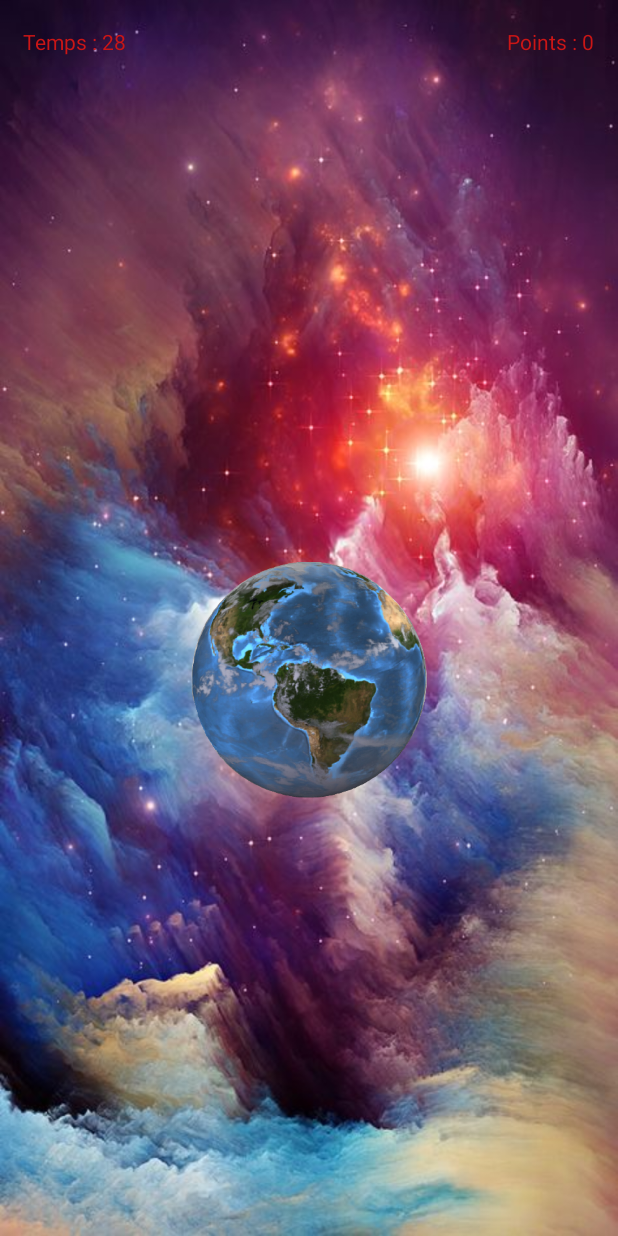
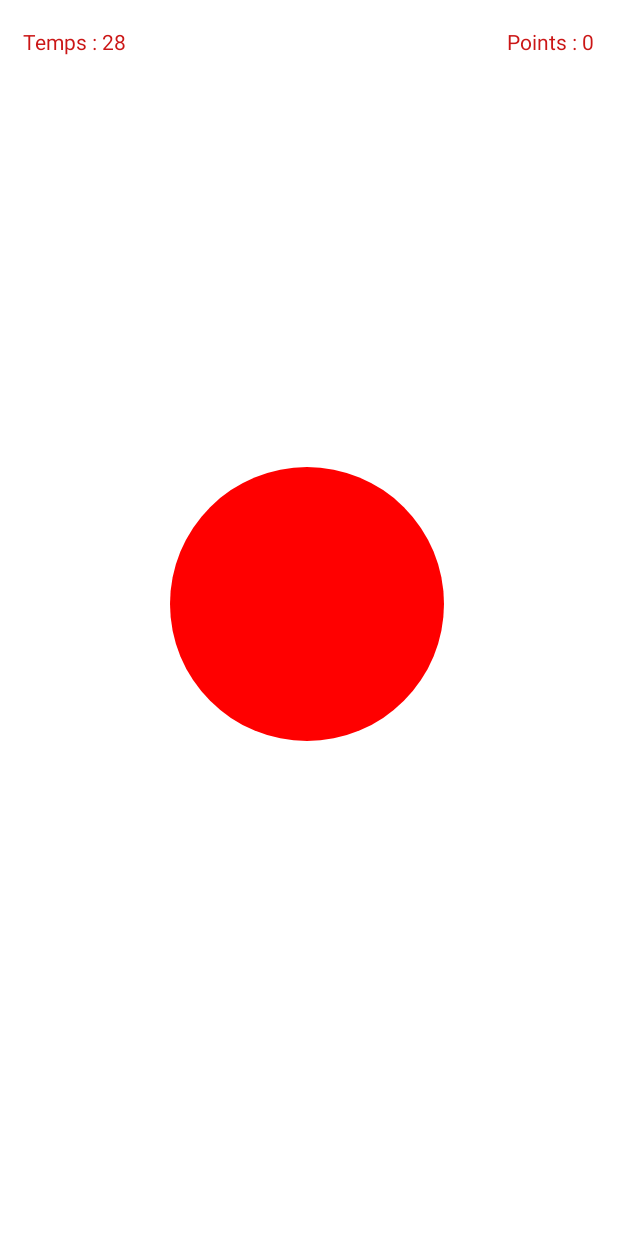
Before and after one commit to ETS-Android3/Android_Clicker, an Android app: the screen it shows after launch (ClickerActivity), after a tap on "CLICKER", on a phone screen of 412 x 824 dp. Run offline under Robolectric (Android 15) with nearby library versions, the phone set to English and light mode, and no system bars.

Commit message:
-Ajout d'un theme galaxie -Modification du switch du theme en bouton -Petites corrections

```diff
--- a/app/src/main/java/fr/boubix/premiertest/ClickerActivity.java
+++ b/app/src/main/java/fr/boubix/premiertest/ClickerActivity.java
@@ -3,6 +3,7 @@ package fr.boubix.premiertest;
 import androidx.appcompat.app.AppCompatActivity;
 
 import android.content.Intent;
+import android.graphics.Color;
 import android.media.MediaPlayer;
 import android.os.Bundle;
 import android.os.CountDownTimer;
@@ -27,6 +28,9 @@ public class ClickerActivity extends AppCompatActivity {
     private int counter;
     private String soundCheck;
     private boolean quit = false;
+    private int colorId;
+    private String color;
+    private View view;
 
     @Override
     protected void onCreate(Bundle savedInstanceState) {
@@ -37,6 +41,7 @@ public class ClickerActivity extends AppCompatActivity {
         this.cookie = (ImageView) findViewById(R.id.cookie);
         TextView time = (TextView) findViewById(R.id.text_time);
         MediaPlayer click_sound = MediaPlayer.create(this, R.raw.button_sound);
+        view = getWindow().getDecorView();
 
         setOptionValues();
 
@@ -153,5 +158,33 @@ public class ClickerActivity extends AppCompatActivity {
 
         counterTime = Integer.parseInt(res.get(1).toString());
         soundCheck = res.get(3).toString();
+
+        //Set theme
+        if (res.get(4).equals("clair")){
+            view.setBackgroundResource(R.color.white); //Set theme white
+        }else if (res.get(4).equals("sombre")){
+            view.setBackgroundResource(R.color.black); //Set theme black
+        }
+
+        color = res.get(0).toString();
+        //Set color button
+        if (color.equals("red")){
+            colorId = Color.argb(255, 255, 0, 0);
+        } else if (color.equals("blue")){
+            colorId = Color.argb(255, 0, 255, 255);
+        } else if (color.equals("green")){
+            colorId = Color.argb(255, 0, 255, 0);
+        } else if (color.equals("yellow")){
+            colorId = Color.argb(255, 255, 255, 0);
+        } else if (color.equals("pink")){
+            colorId = Color.argb(255, 255, 0, 255);
+        }
+
+        if (res.get(4).equals("clair") || res.get(4).equals("sombre")) {
+            cookie.setColorFilter(colorId);
+        } else {
+            cookie.setImageResource(R.drawable.planete);
+            view.setBackgroundResource(R.drawable.background_clicker);
+        }
     }
 }
--- a/app/src/main/java/fr/boubix/premiertest/EndAimClickerActivity.java
+++ b/app/src/main/java/fr/boubix/premiertest/EndAimClickerActivity.java
@@ -129,11 +129,14 @@ public class EndAimClickerActivity extends AppCompatActivity {
     }
 
     private void setThemeDark(){
-        System.out.println("Theme : " + themeCheck);
         if (themeCheck.equals("sombre")){
             score.setTextColor(0xffffffff);
             textScore.setTextColor(0xffffffff);
             view.setBackgroundColor(0xff000000);
+        } else if (themeCheck.equals("galaxie")){
+            score.setTextColor(0xffffffff);
+            textScore.setTextColor(0xffffffff);
+            view.setBackgroundResource(R.drawable.background);
         }
     }
 }
--- a/app/src/main/java/fr/boubix/premiertest/EndClickerActivity.java
+++ b/app/src/main/java/fr/boubix/premiertest/EndClickerActivity.java
@@ -131,11 +131,14 @@ public class EndClickerActivity extends AppCompatActivity {
     }
 
     private void setThemeDark(){
-        System.out.println("Theme : " + themeCheck);
         if (themeCheck.equals("sombre")){
             score.setTextColor(0xffffffff);
             textScore.setTextColor(0xffffffff);
             view.setBackgroundColor(0xff000000);
+        } else if (themeCheck.equals("galaxie")){
+            score.setTextColor(0xffffffff);
+            textScore.setTextColor(0xffffffff);
+            view.setBackgroundResource(R.drawable.background);
         }
     }
 }
--- a/app/src/main/java/fr/boubix/premiertest/EndPianoActivity.java
+++ b/app/src/main/java/fr/boubix/premiertest/EndPianoActivity.java
@@ -187,6 +187,10 @@ public class EndPianoActivity extends AppCompatActivity {
             score.setTextColor(0xffffffff);
             textScore.setTextColor(0xffffffff);
             view.setBackgroundColor(0xff000000);
+        } else if (themeCheck.equals("galaxie")){
+            score.setTextColor(0xffffffff);
+            textScore.setTextColor(0xffffffff);
+            view.setBackgroundResource(R.drawable.background);
         }
     }
 }
--- a/app/src/main/java/fr/boubix/premiertest/MainActivity.java
+++ b/app/src/main/java/fr/boubix/premiertest/MainActivity.java
@@ -139,9 +139,7 @@ public class MainActivity extends AppCompatActivity {
             writer.write(str.getBytes());
             str = "clair\n"; //Ligne 5
             writer.write(str.getBytes());
-            str = "switch_false\n"; //Ligne 6 theme
-            writer.write(str.getBytes());
-            str = "switch_false\n"; //Ligne 7 sons
+            str = "switch_false\n"; //Ligne 6 sons
             writer.write(str.getBytes());
             writer.close();
         }catch (IOException e) {
@@ -173,6 +171,8 @@ public class MainActivity extends AppCompatActivity {
             view.setBackgroundResource(R.color.white); //Set theme white
         }else if (res.get(4).equals("sombre")){
             view.setBackgroundResource(R.color.black); //Set theme black
+        } else if (res.get(4).equals("galaxie")){
+            view.setBackgroundResource(R.drawable.background);
         }
         sound_check = res.get(3).toString();
     }
--- a/app/src/main/java/fr/boubix/premiertest/ProgressionActivity.java
+++ b/app/src/main/java/fr/boubix/premiertest/ProgressionActivity.java
@@ -127,6 +127,10 @@ public class ProgressionActivity extends AppCompatActivity {
             text.setTextColor(0xffffffff);
             img.setColorFilter(0xffffffff);
             viewMain.setBackgroundColor(0xff000000);
+        } else if (theme.equals("galaxie")){
+            text.setTextColor(0xffffffff);
+            img.setColorFilter(0xffffffff);
+            viewMain.setBackgroundResource(R.drawable.background);
         }
     }
 
--- a/app/src/main/java/fr/boubix/premiertest/ProgressionAimClickerActivity.java
+++ b/app/src/main/java/fr/boubix/premiertest/ProgressionAimClickerActivity.java
@@ -123,6 +123,10 @@ public class ProgressionAimClickerActivity extends AppCompatActivity {
             view.setBackgroundResource(R.color.black); //Set theme black
             text.setTextColor(0xffffffff);
             back_button.setColorFilter(0xffffffff);
+        } else if (res.get(4).equals("galaxie")){
+            view.setBackgroundResource(R.drawable.background); //Set theme galaxie
+            text.setTextColor(0xffffffff);
+            back_button.setColorFilter(0xffffffff);
         }
         counterTime = Integer.parseInt(res.get(1).toString());
         sound_check = res.get(3).toString();
--- a/app/src/main/java/fr/boubix/premiertest/ProgressionClickerActivity.java
+++ b/app/src/main/java/fr/boubix/premiertest/ProgressionClickerActivity.java
@@ -119,8 +119,12 @@ public class ProgressionClickerActivity extends AppCompatActivity {
         if (res.get(4).equals("clair")){
             view.setBackgroundResource(R.color.white); //Set theme white
             text.setTextColor(0xff000000);
-        }else if (res.get(4).equals("sombre")){
+        } else if (res.get(4).equals("sombre")){
             view.setBackgroundResource(R.color.black); //Set theme black
+            text.setTextColor(0xffffffff);
+            back_button.setColorFilter(0xffffffff);
+        } else if (res.get(4).equals("galaxie")){
+            view.setBackgroundResource(R.drawable.background); //Set theme galaxie
             text.setTextColor(0xffffffff);
             back_button.setColorFilter(0xffffffff);
         }
--- a/app/src/main/java/fr/boubix/premiertest/ProgressionPianoActivity.java
+++ b/app/src/main/java/fr/boubix/premiertest/ProgressionPianoActivity.java
@@ -119,8 +119,12 @@ public class ProgressionPianoActivity extends AppCompatActivity {
         if (res.get(4).equals("clair")){
             view.setBackgroundResource(R.color.white); //Set theme white
             text.setTextColor(0xff000000);
-        }else if (res.get(4).equals("sombre")){
+        } else if (res.get(4).equals("sombre")){
             view.setBackgroundResource(R.color.black); //Set theme black
+            text.setTextColor(0xffffffff);
+            back_button.setColorFilter(0xffffffff);
+        } else if (res.get(4).equals("galaxie")){
+            view.setBackgroundResource(R.drawable.background); //Set theme galaxie
             text.setTextColor(0xffffffff);
             back_button.setColorFilter(0xffffffff);
         }
--- a/app/src/main/res/layout/activity_cookie.xml
+++ b/app/src/main/res/layout/activity_cookie.xml
@@ -4,20 +4,19 @@
     xmlns:tools="http://schemas.android.com/tools"
     android:layout_width="match_parent"
     android:layout_height="match_parent"
-    android:background="@drawable/background"
     tools:context=".ClickerActivity">
 
     <ImageView
         android:id="@+id/cookie"
-        android:layout_width="400dp"
-        android:layout_height="350dp"
+        android:layout_width="300dp"
+        android:layout_height="300dp"
         app:layout_constraintBottom_toBottomOf="parent"
         app:layout_constraintEnd_toEndOf="parent"
-        app:layout_constraintHorizontal_bias="0.5"
+        app:layout_constraintHorizontal_bias="0.495"
         app:layout_constraintStart_toStartOf="parent"
         app:layout_constraintTop_toBottomOf="@+id/points"
-        app:layout_constraintVertical_bias="0.546"
-        app:srcCompat="@drawable/planete" />
+        app:layout_constraintVertical_bias="0.454"
+        app:srcCompat="@drawable/circle_button" />
 
     <TextView
         android:id="@+id/points"
```
Also changed, not shown: app/src/main/java/fr/boubix/premiertest/MultiPointActivity.java (+19 -6 lines), app/src/main/java/fr/boubix/premiertest/OptionActivity.java (+40 -45 lines), app/src/main/res/layout/activity_option.xml (+24 -23 lines), app/src/main/res/drawable/background.jpg, app/src/main/res/drawable/planete.png.
